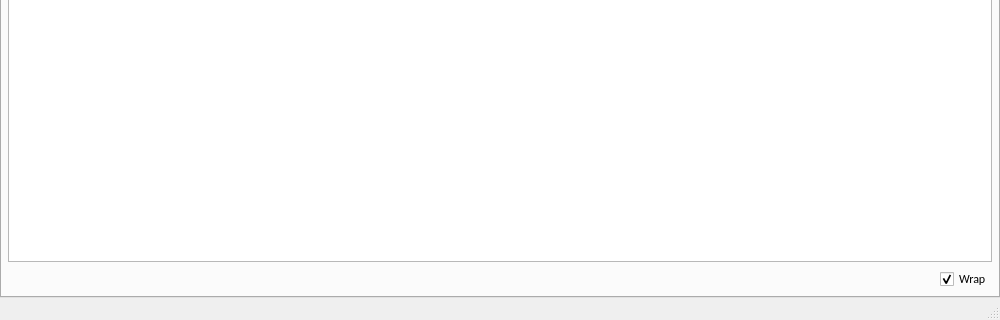
ukyouz/Visual-Studio-Debug-Tools, file src/view/VSdebugger.ui: the form before one commit; both pictures show x 0 to 1000 and y 380 to 700 of the 1000 by 700 pixel window.
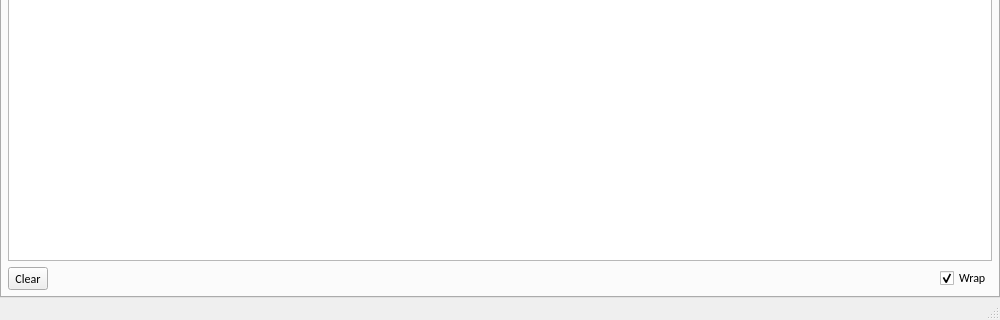
The form after the commit. The open tabs and pages were chosen to show the change.

What changed in the file:
```diff
--- a/src/view/VSdebugger.ui
+++ b/src/view/VSdebugger.ui
@@ -81,6 +81,13 @@
            <property name="bottomMargin">
             <number>0</number>
            </property>
+           <item>
+            <widget class="QToolButton" name="btnClearLog">
+             <property name="text">
+              <string>Clear</string>
+             </property>
+            </widget>
+           </item>
            <item>
             <spacer name="horizontalSpacer">
              <property name="orientation">
```
